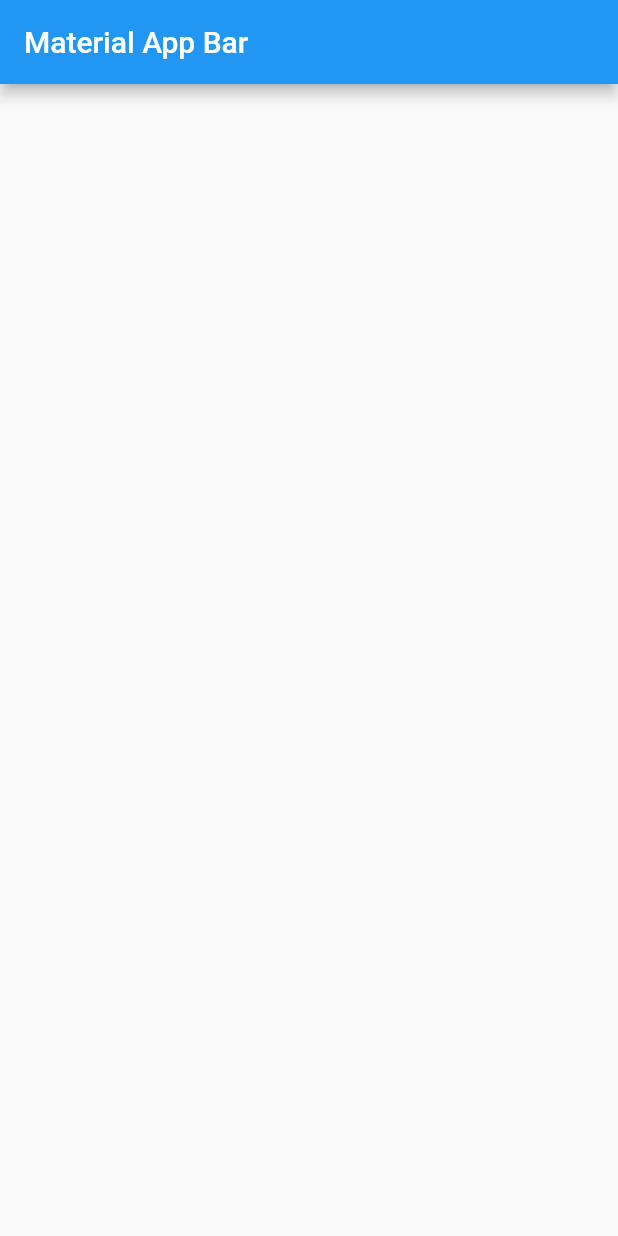
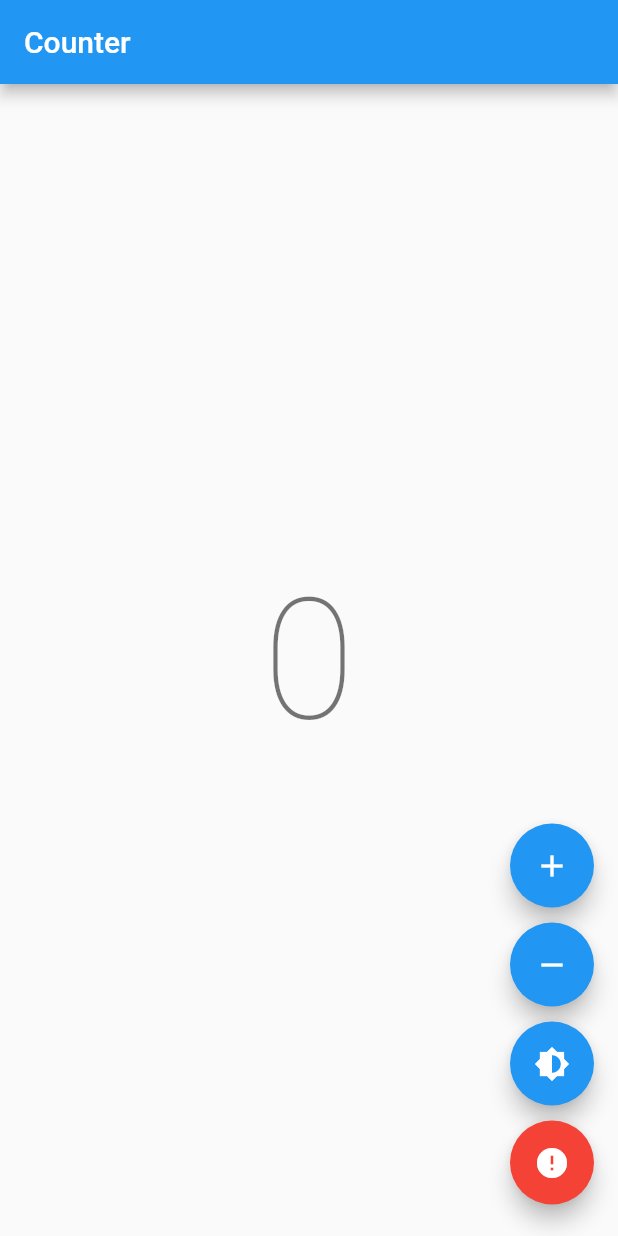
Before and after one commit to amartelr/flutter_alf_bloc, a Flutter app: the screen it shows after launch, on a phone screen of 412 x 824 dp. Run offline on Flutter 3.47's test engine with Material 2 defaults, Android fonts, the light colour scheme and no system bars; our stand-ins replace bloc, flutter_bloc.

Commit message:
implantando ejemplo cubit y bloc

```diff
--- /dev/null
+++ b/lib/app.dart
@@ -0,0 +1,26 @@
+import 'package:flutter/material.dart';
+import 'package:flutter_alf_bloc/comp/counter/view/counter_page.dart';
+import 'package:flutter_bloc/flutter_bloc.dart';
+
+import 'comp/counter/bloc/counter_bloc.dart';
+import 'comp/theme/cubit/theme_cubit.dart';
+
+class App extends StatelessWidget {
+  @override
+  Widget build(BuildContext context) {
+    return BlocProvider(
+      create: (_) => ThemeCubit(),
+      child: BlocBuilder<ThemeCubit, ThemeData>(
+        builder: (_, theme) {
+          return MaterialApp(
+            theme: theme,
+            home: BlocProvider(
+              create: (_) => CounterBloc(),
+              child: CounterPage(),
+            ),
+          );
+        },
+      ),
+    );
+  }
+}
--- /dev/null
+++ b/lib/comp/counter/bloc/counter_bloc.dart
@@ -0,0 +1,33 @@
+import 'dart:async';
+
+import 'package:bloc/bloc.dart';
+
+//part 'counter_event.dart';
+//part 'counter_state.dart';
+
+enum CounterEvent {
+  /// Notifies bloc to increment state.
+  increment,
+
+  /// Notifies bloc to decrement state.
+  decrement
+}
+
+class CounterBloc extends Bloc<CounterEvent, int> {
+  /// {@macro counter_bloc}
+  CounterBloc() : super(0);
+
+  @override
+  Stream<int> mapEventToState(CounterEvent event) async* {
+    switch (event) {
+      case CounterEvent.decrement:
+        yield state - 1;
+        break;
+      case CounterEvent.increment:
+        yield state + 1;
+        break;
+      default:
+        addError(Exception('unsupported event'));
+    }
+  }
+}
--- /dev/null
+++ b/lib/comp/counter/view/counter_page.dart
@@ -0,0 +1,57 @@
+import 'package:flutter/material.dart';
+import 'package:flutter_alf_bloc/comp/counter/bloc/counter_bloc.dart';
+import 'package:flutter_alf_bloc/comp/theme/cubit/theme_cubit.dart';
+import 'package:flutter_bloc/flutter_bloc.dart';
+
+class CounterPage extends StatelessWidget {
+  @override
+  Widget build(BuildContext context) {
+    return Scaffold(
+      appBar: AppBar(title: const Text('Counter')),
+      body: BlocBuilder<CounterBloc, int>(
+        builder: (_, count) {
+          return Center(
+            child: Text('$count', style: Theme.of(context).textTheme.headline1),
+          );
+        },
+      ),
+      floatingActionButton: Column(
+        crossAxisAlignment: CrossAxisAlignment.end,
+        mainAxisAlignment: MainAxisAlignment.end,
+        children: <Widget>[
+          Padding(
+            padding: const EdgeInsets.symmetric(vertical: 5.0),
+            child: FloatingActionButton(
+              child: const Icon(Icons.add),
+              onPressed: () =>
+                  context.read<CounterBloc>().add(CounterEvent.increment),
+            ),
+          ),
+          Padding(
+            padding: const EdgeInsets.symmetric(vertical: 5.0),
+            child: FloatingActionButton(
+              child: const Icon(Icons.remove),
+              onPressed: () =>
+                  context.read<CounterBloc>().add(CounterEvent.decrement),
+            ),
+          ),
+          Padding(
+            padding: const EdgeInsets.symmetric(vertical: 5.0),
+            child: FloatingActionButton(
+              child: const Icon(Icons.brightness_6),
+              onPressed: () => context.read<ThemeCubit>().toggleTheme(),
+            ),
+          ),
+          Padding(
+            padding: const EdgeInsets.symmetric(vertical: 5.0),
+            child: FloatingActionButton(
+              backgroundColor: Colors.red,
+              child: const Icon(Icons.error),
+              onPressed: () => context.read<CounterBloc>().add(null),
+            ),
+          ),
+        ],
+      ),
+    );
+  }
+}
--- /dev/null
+++ b/lib/comp/theme/cubit/theme_cubit.dart
@@ -0,0 +1,26 @@
+import 'package:bloc/bloc.dart';
+import 'package:flutter/material.dart';
+
+class ThemeCubit extends Cubit<ThemeData> {
+  /// {@macro brightness_cubit}
+  ThemeCubit() : super(_lightTheme);
+
+  static final _lightTheme = ThemeData(
+    floatingActionButtonTheme: const FloatingActionButtonThemeData(
+      foregroundColor: Colors.white,
+    ),
+    brightness: Brightness.light,
+  );
+
+  static final _darkTheme = ThemeData(
+    floatingActionButtonTheme: const FloatingActionButtonThemeData(
+      foregroundColor: Colors.black,
+    ),
+    brightness: Brightness.dark,
+  );
+
+  /// Toggles the current brightness between light and dark.
+  void toggleTheme() {
+    emit(state.brightness == Brightness.dark ? _lightTheme : _darkTheme);
+  }
+}
--- a/lib/main.dart
+++ b/lib/main.dart
@@ -1,20 +1,10 @@
+import 'package:bloc/bloc.dart';
 import 'package:flutter/material.dart';
-import 'package:flutter_alf_bloc/ui/page/home_page.dart';
+import 'package:flutter_alf_bloc/app.dart';
 
-void main() => runApp(MyApp());
+import 'comp/simplebloc_observer.dart';
 
-class MyApp extends StatelessWidget {
-  @override
-  Widget build(BuildContext context) {
-    return MaterialApp(
-      debugShowCheckedModeBanner: false,
-      title: 'Material App',
-      home: Scaffold(
-        appBar: AppBar(
-          title: Text('Material App Bar'),
-        ),
-        body: Center(child: HomePage()),
-      ),
-    );
-  }
+void main() {
+  Bloc.observer = SimpleBlocObserver();
+  runApp(App());
 }
--- a/lib/ui/page/home_page.dart
+++ /dev/null
@@ -1,13 +0,0 @@
-import 'package:flutter/material.dart';
-
-class HomePage extends StatefulWidget {
-  @override
-  _HomePageState createState() => _HomePageState();
-}
-
-class _HomePageState extends State<HomePage> {
-  @override
-  Widget build(BuildContext context) {
-    return Container();
-  }
-}
```
Also changed, not shown: lib/comp/simplebloc_observer.dart (added, +27 -0 lines), 1 other file.
